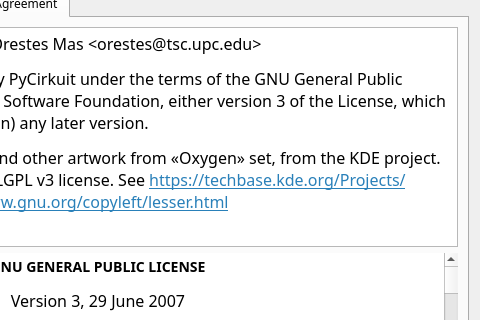
First picture: the form in pycirkuit/ui/aboutdialog.ui, repository orestesmas/pycirkuit, before the edit; both pictures show x 270 to 750 and y 97 to 417 of the 750 by 680 pixel window.
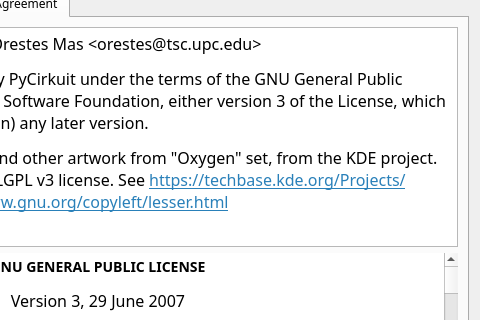
Second picture: the form after the edit. Icons and pictures are not drawn.

What changed in the file:
```diff
--- a/pycirkuit/ui/aboutdialog.ui
+++ b/pycirkuit/ui/aboutdialog.ui
@@ -203,7 +203,7 @@
 &lt;/style&gt;&lt;/head&gt;&lt;body style=&quot; font-family:'Sans Serif'; font-size:12pt; font-weight:400; font-style:normal;&quot;&gt;
 &lt;p style=&quot; margin-top:12px; margin-bottom:12px; margin-left:0px; margin-right:0px; -qt-block-indent:0; text-indent:0px;&quot;&gt;&lt;span style=&quot; font-weight:600;&quot;&gt;PyCirkuit&lt;/span&gt; is Copyright (c) 2018 Orestes Mas &amp;lt;orestes@tsc.upc.edu&amp;gt;&lt;/p&gt;
 &lt;p style=&quot; margin-top:12px; margin-bottom:12px; margin-left:0px; margin-right:0px; -qt-block-indent:0; text-indent:0px;&quot;&gt;You may use, distribute and copy PyCirkuit under the terms of the GNU General Public License as published by the Free Software Foundation, either version 3 of the License, which is shown below, or (at your option) any later version.&lt;/p&gt;
-&lt;p style=&quot; margin-top:12px; margin-bottom:12px; margin-left:0px; margin-right:0px; -qt-block-indent:0; text-indent:0px;&quot;&gt;PyCirkuit uses also some icons and other artwork from «Oxygen» set, from the KDE project. These icons are under the GNU LGPL v3 license. See &lt;a href=&quot;https://techbase.kde.org/Projects/Oxygen/Licensing&quot;&gt;&lt;span style=&quot; text-decoration: underline; color:#2980b9;&quot;&gt;https://techbase.kde.org/Projects/Oxygen/Licensing&lt;/span&gt;&lt;/a&gt; and &lt;a href=&quot;http://www.gnu.org/copyleft/lesser.html&quot;&gt;&lt;span style=&quot; text-decoration: underline; color:#2980b9;&quot;&gt;http://www.gnu.org/copyleft/lesser.html&lt;/span&gt;&lt;/a&gt;&lt;/p&gt;&lt;/body&gt;&lt;/html&gt;</string>
+&lt;p style=&quot; margin-top:12px; margin-bottom:12px; margin-left:0px; margin-right:0px; -qt-block-indent:0; text-indent:0px;&quot;&gt;PyCirkuit uses also some icons and other artwork from &amp;quot;Oxygen&amp;quot; set, from the KDE project. These icons are under the GNU LGPL v3 license. See &lt;a href=&quot;https://techbase.kde.org/Projects/Oxygen/Licensing&quot;&gt;&lt;span style=&quot; text-decoration: underline; color:#2980b9;&quot;&gt;https://techbase.kde.org/Projects/Oxygen/Licensing&lt;/span&gt;&lt;/a&gt; and &lt;a href=&quot;http://www.gnu.org/copyleft/lesser.html&quot;&gt;&lt;span style=&quot; text-decoration: underline; color:#2980b9;&quot;&gt;http://www.gnu.org/copyleft/lesser.html&lt;/span&gt;&lt;/a&gt;&lt;/p&gt;&lt;/body&gt;&lt;/html&gt;</string>
          </property>
         </widget>
        </item>
```
